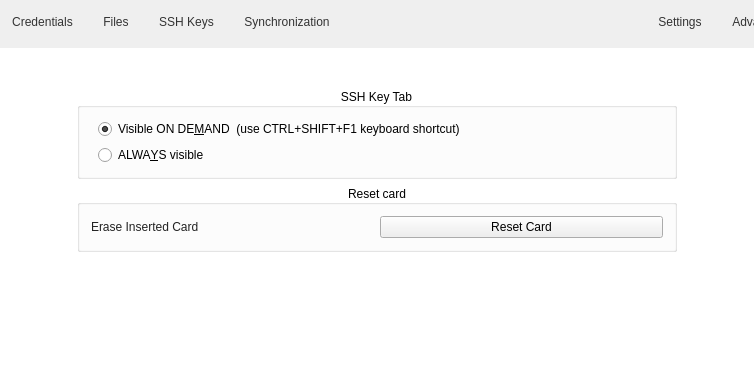
Old version of the form src/MainWindow.ui in the repository mooltipass/moolticute; both pictures show x 117 to 871 and y 0 to 387 of the 988 by 632 pixel window.
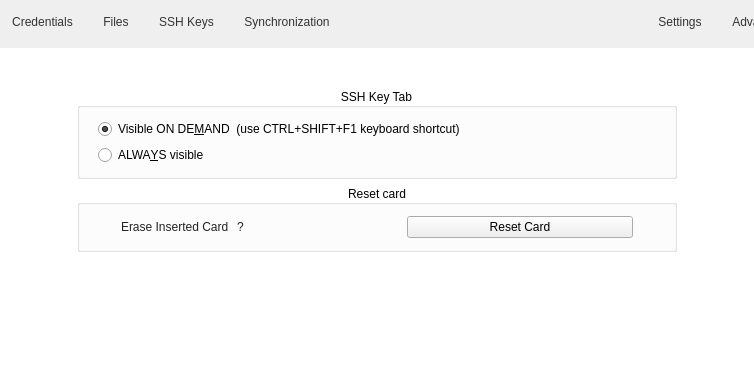
New version of the form. Icons and pictures are not drawn. Custom widgets are drawn as their Qt base class.

Commit message: Issue #209: Add (i) label with a tooltip about resetting a card.

Diff of the .ui file:
```diff
--- a/src/MainWindow.ui
+++ b/src/MainWindow.ui
@@ -3212,15 +3212,33 @@
           <property name="alignment">
            <set>Qt::AlignCenter</set>
           </property>
+          <layout class="QVBoxLayout" name="verticalLayout_26">
+           <item>
           <layout class="QGridLayout" name="gridLayout_3">
-           <item row="0" column="1">
-            <widget class="QPushButton" name="pushButtonResetCard">
-             <property name="text">
-              <string>Reset Card</string>
+             <property name="sizeConstraint">
+              <enum>QLayout::SetNoConstraint</enum>
              </property>
-            </widget>
-           </item>
+             <property name="leftMargin">
+              <number>30</number>
+             </property>
+             <property name="topMargin">
+              <number>0</number>
+             </property>
+             <property name="rightMargin">
+              <number>30</number>
+             </property>
+             <property name="bottomMargin">
+              <number>0</number>
+             </property>
+             <property name="horizontalSpacing">
+              <number>60</number>
+             </property>
+             <property name="verticalSpacing">
+              <number>30</number>
+             </property>
            <item row="0" column="0">
+              <layout class="QHBoxLayout" name="horizontalLayout_39">
+               <item>
             <widget class="QLabel" name="label_6">
              <property name="text">
               <string>Erase Inserted Card</string>
@@ -3229,6 +3247,24 @@
               <bool>true</bool>
              </property>
             </widget>
+               </item>
+               <item>
+                <widget class="QLabel" name="label_resetCardHelp">
+                 <property name="text">
+                  <string>?</string>
+                 </property>
+                </widget>
+               </item>
+              </layout>
+             </item>
+             <item row="0" column="1">
+              <widget class="QPushButton" name="pushButtonResetCard">
+               <property name="text">
+                <string>Reset Card</string>
+               </property>
+              </widget>
+             </item>
+            </layout>
            </item>
           </layout>
          </widget>
```
Lines whose indentation alone changed are shown as unchanged. The commit also changes 1 other file.
